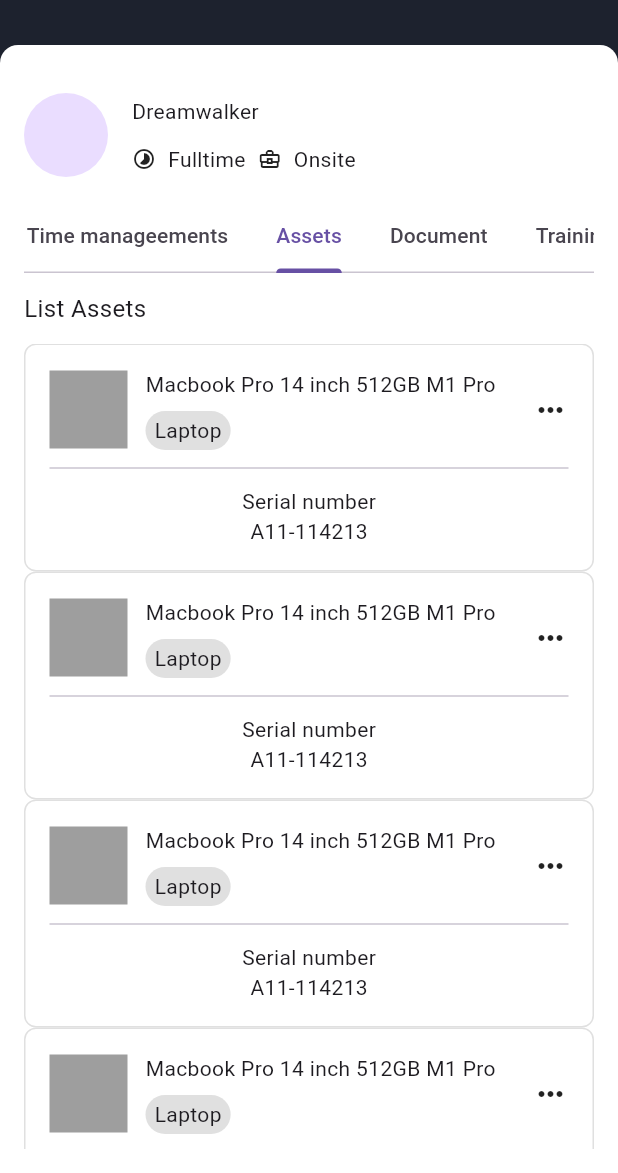
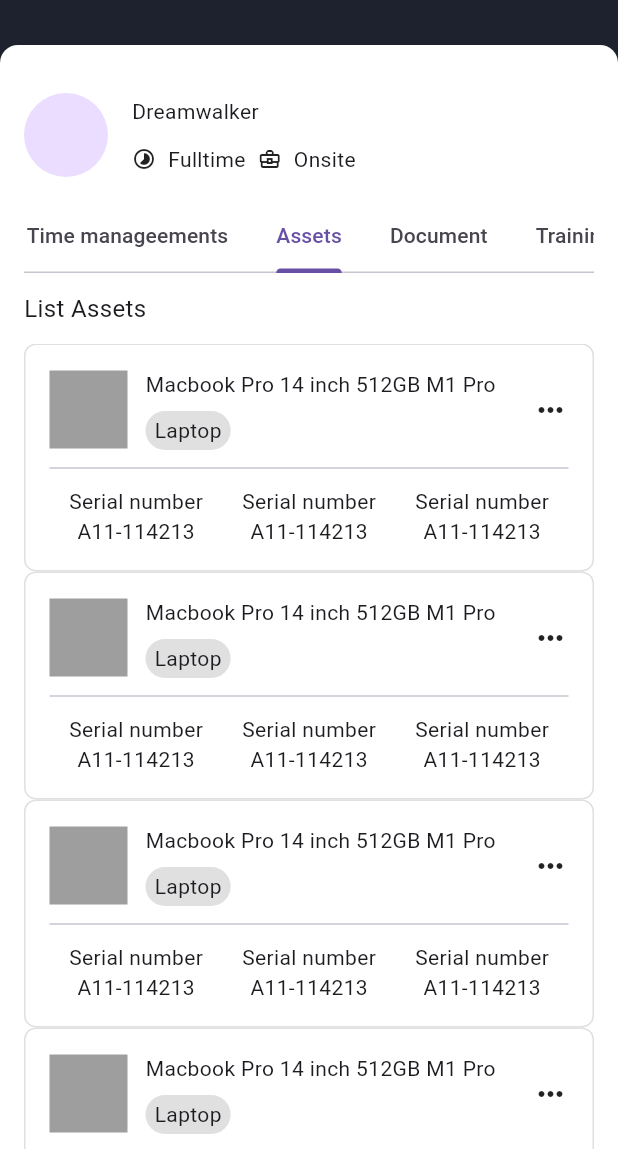
Before and after one commit to JAICHANGPARK/flutter_notebook_chapter_43, a Flutter app: the EmployeeDetailPage screen opened directly, tab 3 chosen, on a phone screen of 412 x 824 dp, the part 63-1236 px from its top. Run offline on Flutter 3.47's test engine with Material 3 defaults, Android fonts, the phone set to English and light mode, and no system bars; our stand-ins replace gap, hugeicons, percent_indicator.

Commit message:
Update employee_assets_widget.dart

```diff
--- a/lib/ep2178_employee_app/ui/employee_assets_widget.dart
+++ b/lib/ep2178_employee_app/ui/employee_assets_widget.dart
@@ -82,7 +82,22 @@ class _EmployeeAssetsWidgetState extends State<EmployeeAssetsWidget> {
                           ],
                         ),
                       ),
-
+                      Expanded(
+                        child: Column(
+                          children: [
+                            Text("Serial number"),
+                            Text("A11-114213"),
+                          ],
+                        ),
+                      ),
+                      Expanded(
+                        child: Column(
+                          children: [
+                            Text("Serial number"),
+                            Text("A11-114213"),
+                          ],
+                        ),
+                      )
                     ],
                   )
                 ],
```
